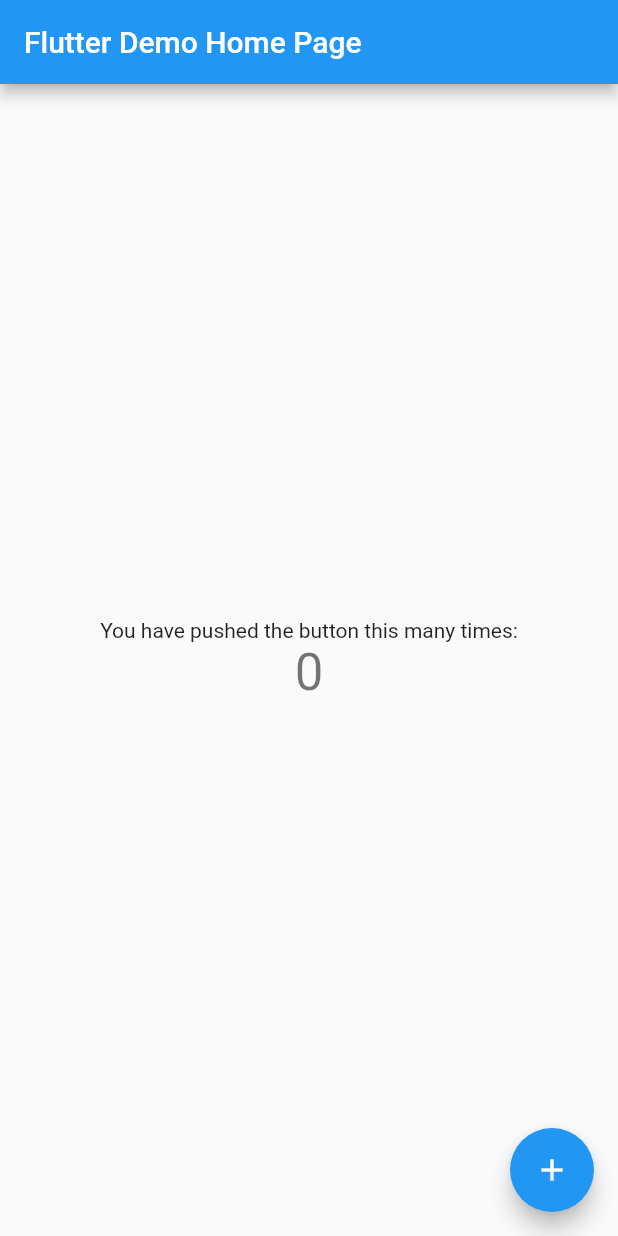
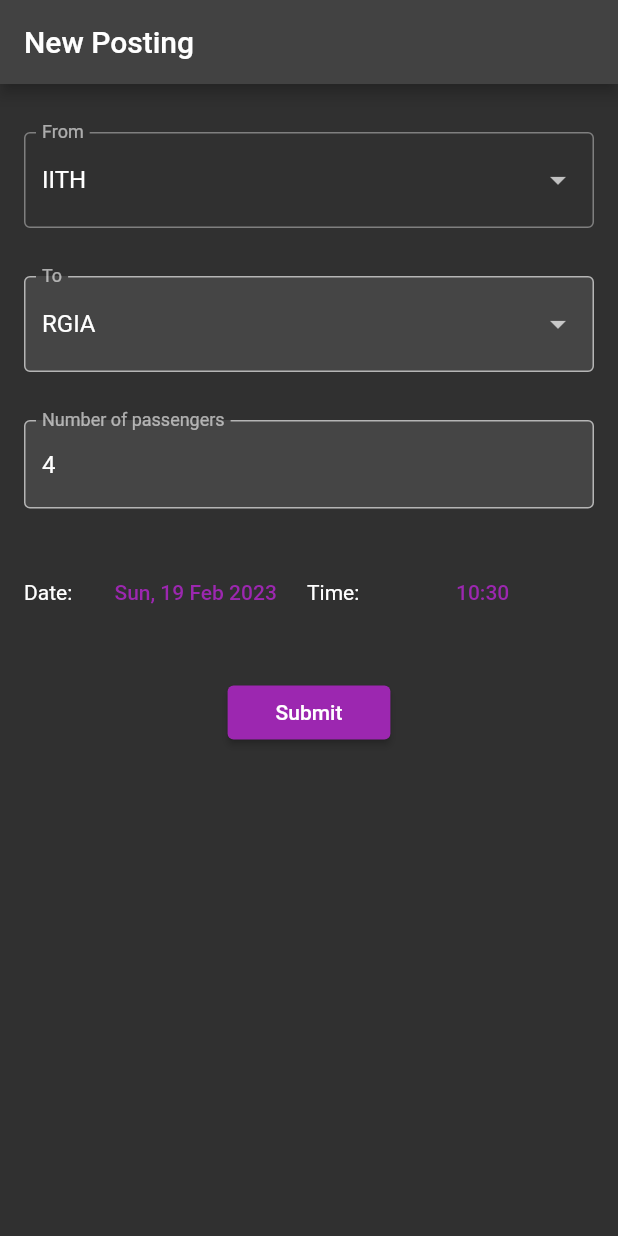
Before and after one commit to LambdaIITH/Cab_Sharing_IIT-H, a Flutter app: the screen it shows after launch, on a phone screen of 412 x 824 dp. Run offline on Flutter 3.47's test engine with Material 2 defaults, Android fonts, the phone set to English and light mode, and no system bars.

Commit message:
Fixes #2
Adds a new page for adding new postings

```diff
--- a/lib/main.dart
+++ b/lib/main.dart
@@ -1,4 +1,5 @@
 import 'package:flutter/material.dart';
+import './new_posting.dart';
 
 void main() {
   runApp(const MyApp());
@@ -22,9 +23,10 @@
         // or simply save your changes to "hot reload" in a Flutter IDE).
         // Notice that the counter didn't reset back to zero; the application
         // is not restarted.
-        primarySwatch: Colors.blue,
+        brightness: Brightness.dark,
+        primarySwatch: Colors.purple,
       ),
-      home: const MyHomePage(title: 'Flutter Demo Home Page'),
+      home: const NewPosting(),
     );
   }
 }
--- /dev/null
+++ b/lib/new_posting.dart
@@ -0,0 +1,220 @@
+import 'package:flutter/material.dart';
+import 'package:flutter/services.dart';
+
+class NewPosting extends StatefulWidget {
+  const NewPosting({super.key});
+
+  @override
+  State<NewPosting> createState() => _NewPostingState();
+}
+
+const List<String> locations = ['IITH', 'RGIA', 'Lingampally', 'Miyapur'];
+
+class _NewPostingState extends State<NewPosting> {
+  final _formKey = GlobalKey<FormState>();
+  String source = locations[0];
+  String destination = locations[1];
+  DateTime datetime = DateTime.now();
+  int seats = 4;
+
+  String _getDateString() {
+    const List<String> weekdays = [
+      'Mon',
+      'Tue',
+      'Wed',
+      'Thu',
+      'Fri',
+      'Sat',
+      'Sun',
+    ];
+    const List<String> months = [
+      'Jan',
+      'Feb',
+      'Mar',
+      'Apr',
+      'May',
+      'Jun',
+      'Jul',
+      'Aug',
+      'Sep',
+      'Oct',
+      'Nov',
+      'Dec',
+    ];
+    return '${weekdays[datetime.weekday-1]}, ${datetime.day} ${months[datetime.month-1]} ${datetime.year}';
+  }
+
+  String _getTimeString() {
+    if (datetime.minute < 10) {
+      return '${datetime.hour}:0${datetime.minute}';
+    } else {
+      return '${datetime.hour}:${datetime.minute}';
+    }
+  }
+
+  @override
+  Widget build(BuildContext context) {
+    return Scaffold(
+      appBar: AppBar(
+        title: const Text('New Posting'),
+      ),
+      body: Form(
+        key: _formKey,
+        child: Scrollbar(
+          child: SingleChildScrollView(
+            padding: const EdgeInsets.all(16),
+            child: Column(
+              children: [
+                DropdownButtonFormField<String>(
+                  decoration: const InputDecoration(
+                    labelText: 'From',
+                    border: OutlineInputBorder(),
+                  ),
+                  value: source,
+                  items: locations.map((String location) {
+                    return DropdownMenuItem<String>(
+                      value: location,
+                      child: Text(location),
+                    );
+                  }).toList(),
+                  onChanged: (String? value) {
+                    setState(() {
+                      source = value!;
+                    });
+                  },
+                ),
+                DropdownButtonFormField<String>(
+                  decoration: const InputDecoration(
+                    labelText: 'To',
+                    border: OutlineInputBorder(),
+                    filled: true,
+                  ),
+                  value: destination,
+                  items: locations.map((String location) {
+                    return DropdownMenuItem<String>(
+                      value: location,
+                      child: Text(location),
+                    );
+                  }).toList(),
+                  validator: (String? value) {
+                    if (value == source) {
+                      return 'To and From cannot be the same location';
+                    }
+                    return null;
+                  },
+                  onChanged: (String? value) {
+                    setState(() {
+                      destination = value!;
+                    });
+                  },
+                ),
+                TextFormField(
+                  decoration: const InputDecoration(
+                    labelText: 'Number of passengers',
+                    border: OutlineInputBorder(),
+                    filled: true,
+                  ),
+                  initialValue: seats.toString(),
+                  keyboardType: TextInputType.number,
+                  inputFormatters: <TextInputFormatter>[
+                    FilteringTextInputFormatter.digitsOnly
+                  ],
+                  validator: (String? value) {
+                    if (value == '') {
+                      return 'Please enter a number';
+                    }
+                    return null;
+                  },
+                  onChanged: (String value) {
+                    setState(() {
+                      if (value != '') {
+                        seats = int.parse(value);
+                      }
+                    });
+                  },
+                ),
+                Row(
+                  children: [
+                    Container(
+                      padding: const EdgeInsets.only(right: 8),
+                      child: const Text('Date:'),
+                    ),
+                    Expanded(
+                      child: TextButton(
+                        onPressed: () async {
+                          final DateTime? picked = await showDatePicker(
+                            context: context,
+                            initialDate: datetime,
+                            firstDate: DateTime.now(),
+                            lastDate: DateTime(2101),
+                          );
+                          if (picked != null) {
+                            setState(() {
+                              datetime = DateTime(
+                                picked.year,
+                                picked.month,
+                                picked.day,
+                                datetime.hour,
+                                datetime.minute,
+                              );
+                            });
+                          }
+                        },
+                        child: Text(_getDateString()),
+                      ),
+                    ),
+                    Container(
+                      padding: const EdgeInsets.only(right: 8),
+                      child: const Text('Time:'),
+                    ),
+                    Expanded(
+                      child: TextButton(
+                        onPressed: () async {
+                          final TimeOfDay? picked = await showTimePicker(
+                            context: context,
+                            initialTime: TimeOfDay.fromDateTime(datetime),
+                          );
+                          if (picked != null) {
+                            setState(() {
+                              datetime = DateTime(
+                                datetime.year,
+                                datetime.month,
+                                datetime.day,
+                                picked.hour,
+                                picked.minute,
+                              );
+                            });
+                          }
+                        },
+                        child: Text(_getTimeString()),
+                      ),
+                    ),
+                  ]
+                ),
+                ElevatedButton(
+                  onPressed: () {
+                    if (_formKey.currentState!.validate()) {
+                      ScaffoldMessenger.of(context).showSnackBar(
+                        const SnackBar(content: Text('Now we need a backend to post to'), duration: Duration(seconds: 2)),
+                      );
+                    }
+                  },
+                  child: const Padding(
+                    padding: EdgeInsets.symmetric(horizontal: 16, vertical: 8),
+                    child: Text('Submit'),
+                  ),
+                ),
+              ].map((Widget child) {
+                return Padding(
+                  padding: const EdgeInsets.symmetric(vertical: 16),
+                  child: child,
+                );
+              }).toList(),
+              // submit button
+            )
+          )
+        )
+      )
+    );
+  }
+}
```
